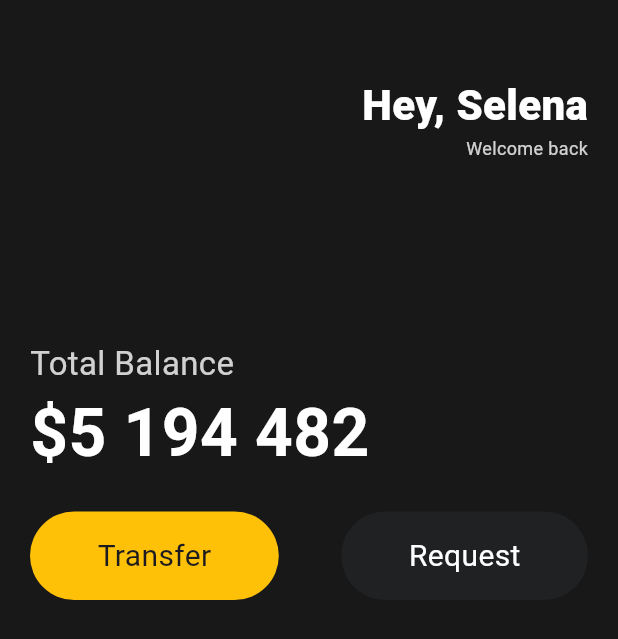
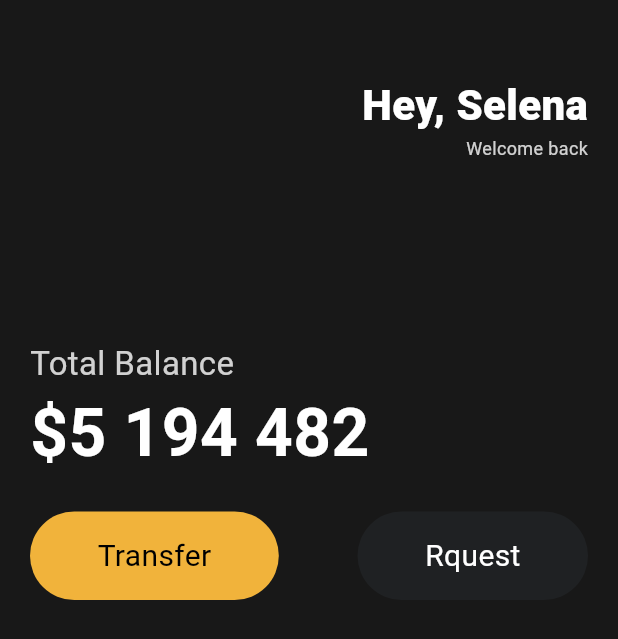
Before and after one commit to KimJJRoSY/flutter_study, a Flutter app: the screen it shows after launch, on a phone screen of 412 x 824 dp. Shown: the top 639 px of the screen. Run offline on Flutter 3.47's test engine with Material 3 defaults, Android fonts, the phone set to English and light mode, and no system bars.

Commit message:
버튼 컴포넌트화-> 파일 분리

```diff
--- a/lib/main.dart
+++ b/lib/main.dart
@@ -1,4 +1,5 @@
 import 'package:flutter/material.dart';
+import 'package:flutter_study/widgets/Button.dart';
 
 //constant는 수정할 수 없고, compile 전에 그 value를 알 수 있는 변수
 void main() {
@@ -73,27 +74,16 @@ class App extends StatelessWidget {
               Row(
                 mainAxisAlignment: MainAxisAlignment.spaceBetween,
                 children: [
-                  MyButton(),
-                  Container(
-                      decoration: BoxDecoration(
-                        color: const Color(0xFF1F2123),
-                        borderRadius: BorderRadius.circular(45),
-                      ),
-                      child: Padding(
-                        padding: EdgeInsets.symmetric(
-                          // 상하에 넣을 패딩값이 25
-                          vertical: 15,
-                          // 좌우가 horizontal
-                          horizontal: 45,
-                        ),
-                        child: Text(
-                          'Request',
-                          style: TextStyle(
-                            fontSize: 20,
-                            color: Colors.white,
-                          ),
-                        ),
-                      )),
+                  Button(
+                    text: 'Transfer',
+                    bgColor: const Color(0xFFF1B33B),
+                    textColor: Colors.black,
+                  ),
+                  Button(
+                    text: 'Rquest',
+                    bgColor: const Color(0xFF1F2123),
+                    textColor: Colors.white,
+                  ),
                 ],
               )
             ],
@@ -103,32 +93,3 @@ class App extends StatelessWidget {
     );
   }
 }
-
-class MyButton extends StatelessWidget {
-  const MyButton({
-    super.key,
-  });
-
-  @override
-  Widget build(BuildContext context) {
-    return Container(
-        decoration: BoxDecoration(
-          color: Colors.amber,
-          borderRadius: BorderRadius.circular(45),
-        ),
-        child: Padding(
-          padding: EdgeInsets.symmetric(
-            // 상하에 넣을 패딩값이 25
-            vertical: 15,
-            // 좌우가 horizontal
-            horizontal: 45,
-          ),
-          child: Text(
-            'Transfer',
-            style: TextStyle(
-              fontSize: 20,
-            ),
-          ),
-        ));
-  }
-}
--- /dev/null
+++ b/lib/widgets/button.dart
@@ -0,0 +1,36 @@
+import 'package:flutter/material.dart';
+
+class Button extends StatelessWidget {
+  final String text;
+  final Color bgColor;
+  final Color textColor;
+
+  //생성자
+  Button({
+    required this.text,
+    required this.bgColor,
+    required this.textColor,
+  });
+
+  @override
+  Widget build(BuildContext context) {
+    return Container(
+        decoration: BoxDecoration(
+          color: bgColor,
+          borderRadius: BorderRadius.circular(45),
+        ),
+        child: Padding(
+          padding: const EdgeInsets.symmetric(
+            vertical: 15,
+            horizontal: 45,
+          ),
+          child: Text(
+            text,
+            style: TextStyle(
+              fontSize: 20,
+              color: textColor,
+            ),
+          ),
+        ));
+  }
+}
```
